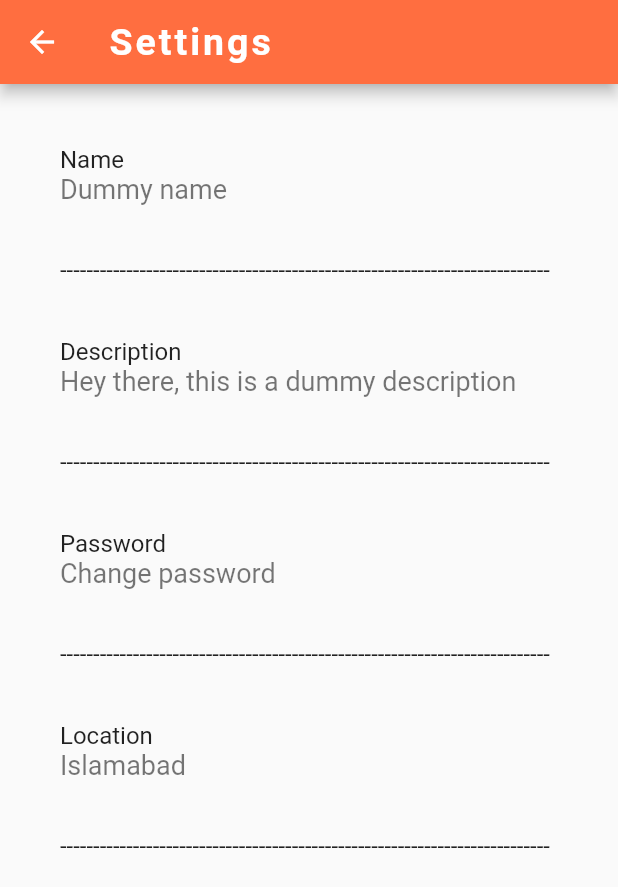
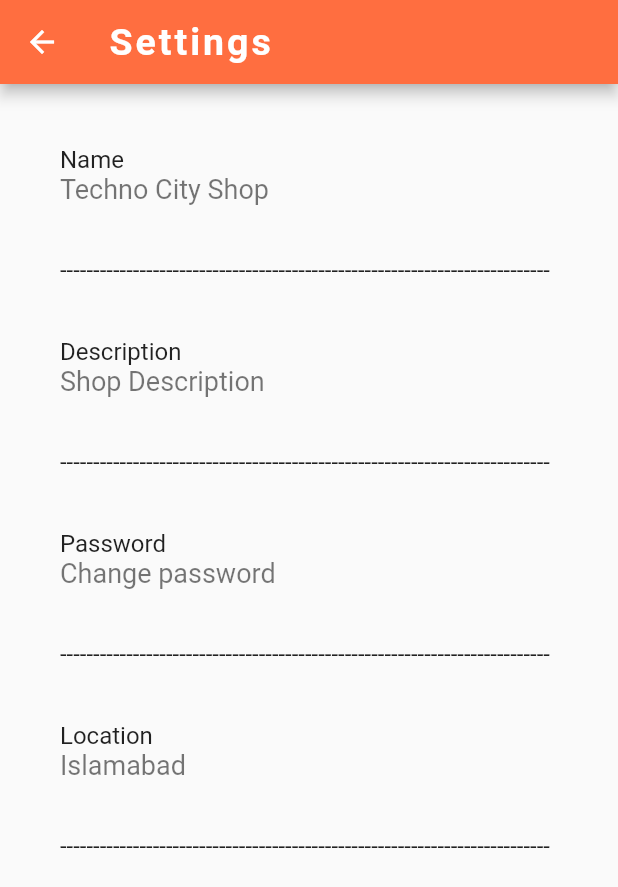
Before and after one commit to Afaqkhan199/Smart_Shopping, a Flutter app: the VendorSettings screen opened by its route, on a phone screen of 412 x 824 dp. Shown: the top 887 px of the screen. Run offline on Flutter 3.47's test engine with Material 2 defaults, Android fonts, the phone set to English and light mode, and no system bars; our stand-ins replace cloud_firestore, firebase_auth, firebase_core, firebase_database, firebase_storage, image_picker; accounts and stored records are empty; network calls fail.

Commit message:
LED Fixed

```diff
--- a/lib/Pages/Customer/customer_home.dart
+++ b/lib/Pages/Customer/customer_home.dart
@@ -102,6 +102,12 @@ class _CustomerHomeState extends State<CustomerHome> {
                 onTap: () {
                   // Navigator.pop(context);
                   Navigator.pushNamed(context, OrderView.id);
+                },
+              ),
+              ListTile(
+                title: Text('Settings'),
+                onTap: () async {
+
                 },
               ),
               ListTile(
--- a/lib/Pages/Customer/search_results.dart
+++ b/lib/Pages/Customer/search_results.dart
@@ -14,7 +14,7 @@ class _searchResultsState extends State<SearchResults> {
       appBar: AppBar(
         backgroundColor: Colors.deepOrangeAccent,
         title: Text(
-          'Search Results',
+          'Matched Items',
           style: kAppBarTitleTextStyle,
         ),
       ),
--- a/lib/Pages/Vendor/Settings/vendor_settings.dart
+++ b/lib/Pages/Vendor/Settings/vendor_settings.dart
@@ -7,8 +7,8 @@ import 'package:fyp_smart_shopping/Pages/Vendor/Settings/change_description.dart
 
 class VendorSettings extends StatelessWidget {
   static const String id = 'vendor_settings';
-  static final String name = 'Dummy name';
-  static final description = 'Hey there, this is a dummy description';
+  static final String name = 'Techno City Shop';
+  static final description = 'Shop Description';
   static final location = 'Islamabad';
 
 
```
Also changed, not shown: lib/Pages/Vendor/Products/vendor_add_led.dart (+9 -1 lines).
